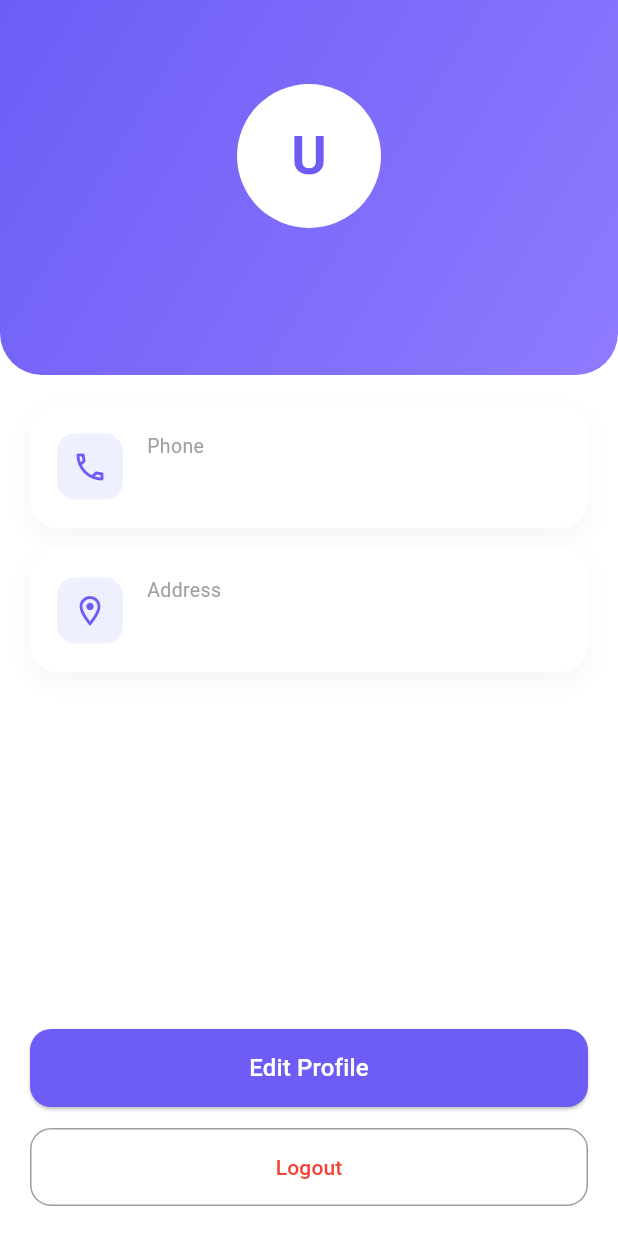
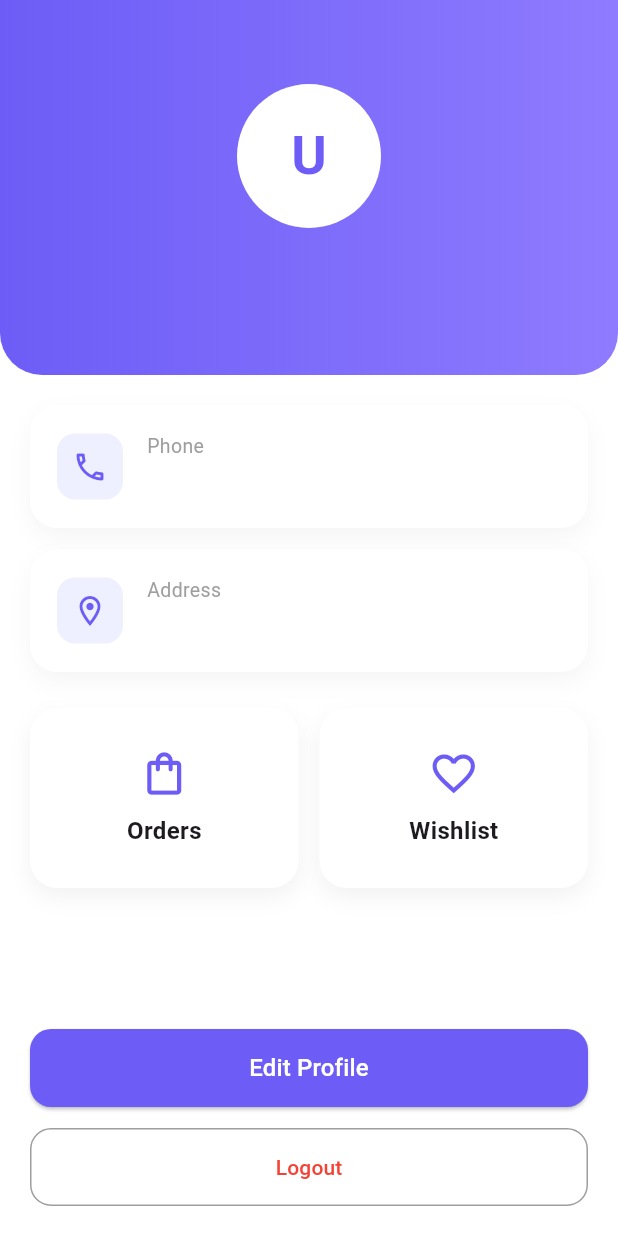
Before and after one commit to Adithya9196/E-Commerce-App, a Flutter app: the ProfilePage screen opened directly, on a phone screen of 412 x 824 dp. Run offline on Flutter 3.47's test engine with Material 3 defaults, Android fonts, the phone set to English and light mode, and no system bars; our stand-ins replace cloud_firestore, firebase_auth, firebase_core, get, shimmer; accounts and stored records are empty; generated files the repository leaves out were written again.

Commit message:
profile updated

```diff
--- a/lib/profile/page/profile_page.dart
+++ b/lib/profile/page/profile_page.dart
@@ -1,6 +1,9 @@
 import 'package:e_commerce_app/auth/pages/login_page.dart';
+import 'package:e_commerce_app/cart/ui/cart_page.dart';
+import 'package:e_commerce_app/order/ui/orders_page.dart';
 import 'package:e_commerce_app/profile/controller/profile_controller.dart';
 import 'package:e_commerce_app/profile/page/edit_profile_page.dart';
+import 'package:e_commerce_app/wishlist/ui/wishlist_page.dart';
 import 'package:firebase_auth/firebase_auth.dart';
 import 'package:flutter/material.dart';
 import 'package:get/get.dart';
@@ -16,8 +19,9 @@ class ProfilePage extends StatelessWidget {
       backgroundColor: Colors.white,
       body: Obx(() {
         if (controller.isLoading.value) {
-          return const Center(child: CircularProgressIndicator());
+          return const CartShimmer();
         }
+
         return Column(
           children: [
             Container(
@@ -26,8 +30,6 @@ class ProfilePage extends StatelessWidget {
               decoration: const BoxDecoration(
                 gradient: LinearGradient(
                   colors: [Color(0xff6D5DF6), Color(0xff8E7BFF)],
-                  begin: Alignment.topLeft,
-                  end: Alignment.bottomRight,
                 ),
                 borderRadius: BorderRadius.vertical(
                   bottom: Radius.circular(28),
@@ -63,7 +65,7 @@ class ProfilePage extends StatelessWidget {
                     controller.emailController.text,
                     style: const TextStyle(
                       fontSize: 14,
-                      color: Colors.white,
+                      color: Colors.white70,
                     ),
                   ),
                 ],
@@ -71,7 +73,6 @@ class ProfilePage extends StatelessWidget {
             ),
 
             const SizedBox(height: 20),
-
             Expanded(
               child: Padding(
                 padding: const EdgeInsets.symmetric(horizontal: 20),
@@ -87,7 +88,31 @@ class ProfilePage extends StatelessWidget {
                       title: "Address",
                       value: controller.addressController.text,
                     ),
+
+                    const SizedBox(height: 10),
+
+                    Row(
+                      children: [
+                        _gridCard(
+                          icon: Icons.shopping_bag_outlined,
+                          title: "Orders",
+                          onTap: () {
+                             Get.to(() => MyOrdersPage());
+                          },
+                        ),
+                        const SizedBox(width: 14),
+                        _gridCard(
+                          icon: Icons.favorite_border,
+                          title: "Wishlist",
+                          onTap: () {
+                             Get.to(() => WishlistPage());
+                          },
+                        ),
+                      ],
+                    ),
+
                     const Spacer(),
+
                     SizedBox(
                       width: double.infinity,
                       height: 52,
@@ -103,7 +128,7 @@ class ProfilePage extends StatelessWidget {
                         },
                         child: const Text(
                           "Edit Profile",
-                          style: TextStyle(fontSize: 16,color: Colors.white),
+                          style: TextStyle(fontSize: 16, color: Colors.white),
                         ),
                       ),
                     ),
@@ -115,18 +140,15 @@ class ProfilePage extends StatelessWidget {
                       height: 52,
                       child: OutlinedButton(
                         style: OutlinedButton.styleFrom(
-                          backgroundColor:  Colors.white,
                           shape: RoundedRectangleBorder(
                             borderRadius: BorderRadius.circular(14),
                           ),
-                          side: BorderSide(
-                            color: Colors.grey,
-                          ),
+                          side: const BorderSide(color: Colors.grey),
                         ),
-                        onPressed: () {
-                          Get.to(LoginPage());
+                        onPressed: () async {
+                          await FirebaseAuth.instance.signOut();
+                          Get.offAll(() => LoginPage());
                         },
-
                         child: const Text(
                           "Logout",
                           style: TextStyle(color: Colors.red),
@@ -153,8 +175,8 @@ class ProfilePage extends StatelessWidget {
       margin: const EdgeInsets.only(bottom: 14),
       padding: const EdgeInsets.all(18),
       decoration: BoxDecoration(
+        borderRadius: BorderRadius.circular(18),
         color: Colors.white,
-        borderRadius: BorderRadius.circular(18),
         boxShadow: [
           BoxShadow(
             color: Colors.black.withOpacity(0.04),
@@ -174,30 +196,58 @@ class ProfilePage extends StatelessWidget {
             child: Icon(icon, color: const Color(0xff6D5DF6)),
           ),
           const SizedBox(width: 16),
-          Expanded(
-            child: Column(
-              crossAxisAlignment: CrossAxisAlignment.start,
-              children: [
-                Text(
-                  title,
+          Column(
+            crossAxisAlignment: CrossAxisAlignment.start,
+            children: [
+              Text(title,
+                  style: const TextStyle(fontSize: 13, color: Colors.grey)),
+              const SizedBox(height: 4),
+              Text(value,
                   style: const TextStyle(
-                    fontSize: 13,
-                    color: Colors.grey,
-                  ),
-                ),
-                const SizedBox(height: 4),
-                Text(
-                  value,
-                  style: const TextStyle(
-                    fontSize: 16,
-                    fontWeight: FontWeight.w500,
-                  ),
-                ),
-              ],
-            ),
+                      fontSize: 16, fontWeight: FontWeight.w500)),
+            ],
           ),
         ],
       ),
     );
   }
+
+  Widget _gridCard({
+    required IconData icon,
+    required String title,
+    required VoidCallback onTap,
+  }) {
+    return Expanded(
+      child: InkWell(
+        borderRadius: BorderRadius.circular(18),
+        onTap: onTap,
+        child: Container(
+          height: 120,
+          decoration: BoxDecoration(
+            borderRadius: BorderRadius.circular(18),
+            color: Colors.white,
+            boxShadow: [
+              BoxShadow(
+                color: Colors.black.withOpacity(0.05),
+                blurRadius: 12,
+                offset: const Offset(0, 6),
+              ),
+            ],
+          ),
+          child: Column(
+            mainAxisAlignment: MainAxisAlignment.center,
+            children: [
+              Icon(icon, size: 34, color: const Color(0xff6D5DF6)),
+              const SizedBox(height: 10),
+              Text(
+                title,
+                style:
+                const TextStyle(fontSize: 16, fontWeight: FontWeight.w600),
+              ),
+            ],
+          ),
+        ),
+      ),
+    );
+  }
 }
```
